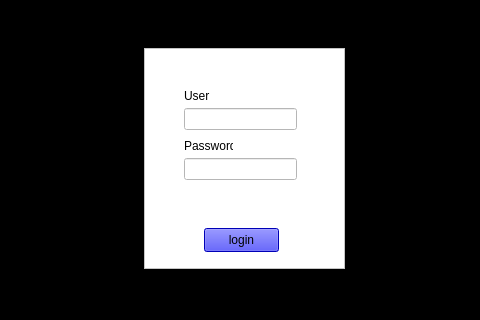
The window that desktop/login_atv/layout.ui (rafaelXVA/AulasSenacdenovo) describes before a commit, drawn with Qt 5; both pictures show x 156 to 636 and y 112 to 432 of the 800 by 600 pixel window.
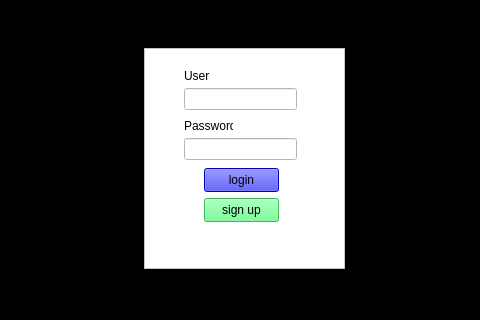
The same window after the commit.

Diff of the .ui file:
```diff
--- a/desktop/login_atv/layout.ui
+++ b/desktop/login_atv/layout.ui
@@ -42,7 +42,7 @@
      <property name="geometry">
       <rect>
        <x>60</x>
-       <y>180</y>
+       <y>120</y>
        <width>75</width>
        <height>24</height>
       </rect>
@@ -61,7 +61,7 @@
      <property name="geometry">
       <rect>
        <x>40</x>
-       <y>40</y>
+       <y>20</y>
        <width>49</width>
        <height>16</height>
       </rect>
@@ -74,7 +74,7 @@
      <property name="geometry">
       <rect>
        <x>40</x>
-       <y>60</y>
+       <y>40</y>
        <width>113</width>
        <height>22</height>
       </rect>
@@ -84,7 +84,7 @@
      <property name="geometry">
       <rect>
        <x>40</x>
-       <y>90</y>
+       <y>70</y>
        <width>49</width>
        <height>16</height>
       </rect>
@@ -97,10 +97,29 @@
      <property name="geometry">
       <rect>
        <x>40</x>
-       <y>110</y>
+       <y>90</y>
        <width>113</width>
        <height>22</height>
       </rect>
+     </property>
+     <property name="echoMode">
+      <enum>QLineEdit::EchoMode::Password</enum>
+     </property>
+    </widget>
+    <widget class="QPushButton" name="pushButton">
+     <property name="geometry">
+      <rect>
+       <x>60</x>
+       <y>150</y>
+       <width>75</width>
+       <height>24</height>
+      </rect>
+     </property>
+     <property name="styleSheet">
+      <string notr="true">background-color: rgb(85, 255, 127);</string>
+     </property>
+     <property name="text">
+      <string>sign up</string>
      </property>
     </widget>
    </widget>
```
Left out of the diff: 8 changed lines with no effect on the pictures.
